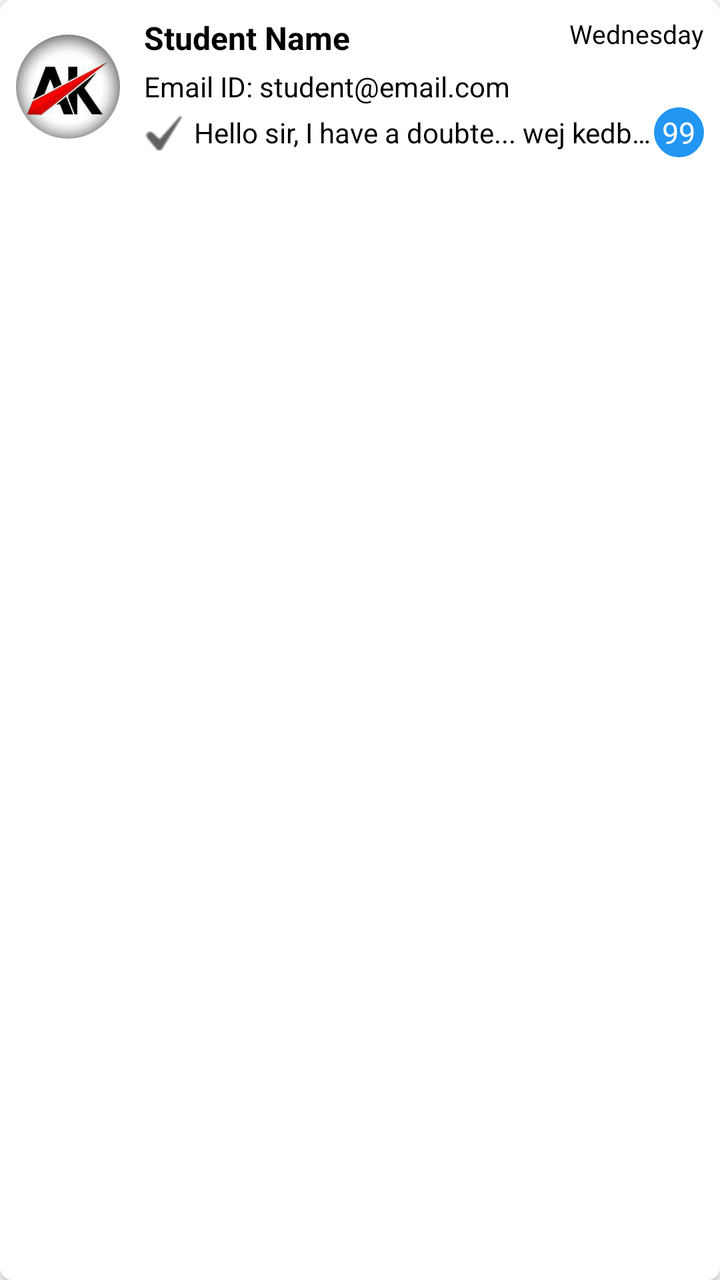
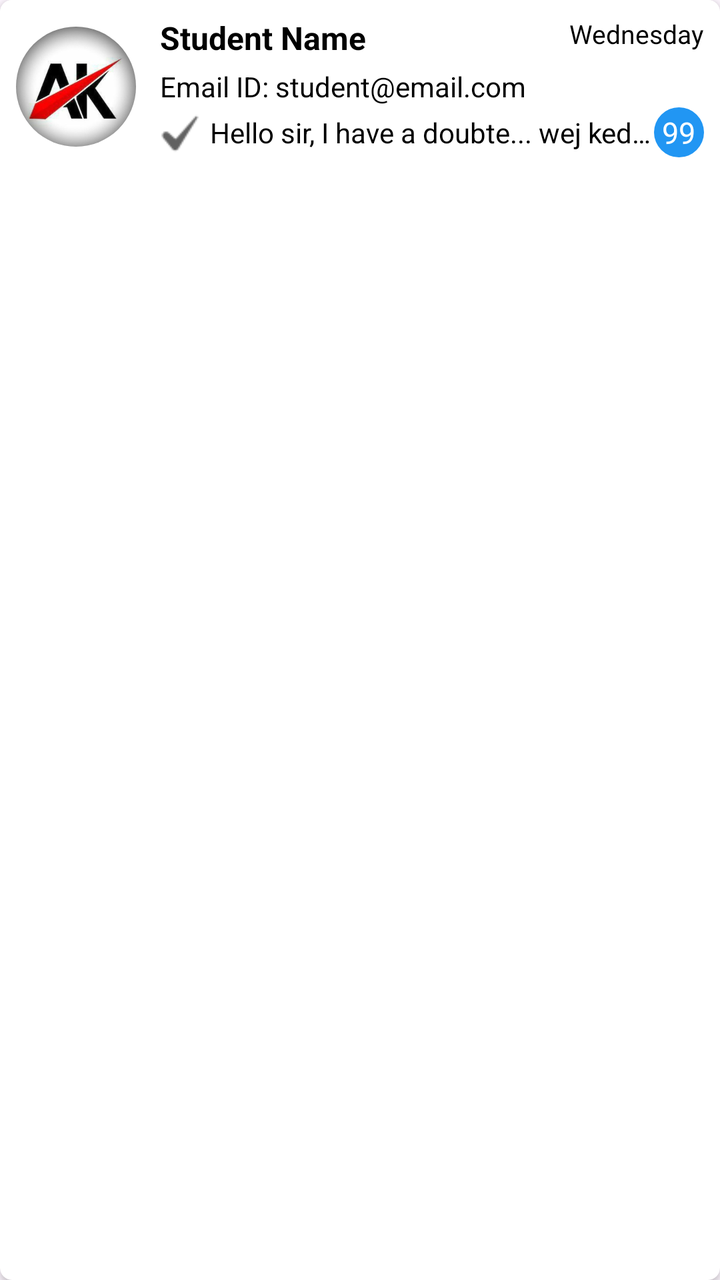

Screens rendered from an Android XML layout before and after an edit, with the pre-edit source and the edit as a unified diff.
<!-- AndroidManifest.xml: application theme Theme.TSTAR -->
<!-- res/layout/tstudentchatview.xml -->
<?xml version="1.0" encoding="utf-8"?>
<androidx.cardview.widget.CardView xmlns:android="http://schemas.android.com/apk/res/android"
    xmlns:app="http://schemas.android.com/apk/res-auto"
    xmlns:tools="http://schemas.android.com/tools"
    android:layout_width="match_parent"
    android:layout_height="wrap_content"
    android:layout_margin="4dp"
    android:background="@color/white"
    app:cardElevation="2dp"
    app:cardCornerRadius="6dp">

    <androidx.constraintlayout.widget.ConstraintLayout
        android:layout_width="match_parent"
        android:layout_height="wrap_content"
        android:background="@color/white"
        android:padding="8dp">

        
        <ImageView
            android:id="@+id/imgStudent"
            android:layout_width="52dp"
            android:layout_height="52dp"
            android:background="@drawable/tcircle_shape"
            android:clipToOutline="true"
            android:scaleType="centerCrop"
            android:src="@drawable/taklogo"
            app:layout_constraintStart_toStartOf="parent"
            app:layout_constraintTop_toTopOf="parent"
            app:layout_constraintBottom_toBottomOf="parent" />

        
        <TextView
            android:id="@+id/tvStudentName"
            android:layout_width="0dp"
            android:layout_height="wrap_content"
            android:layout_marginStart="12dp"
            android:text="Student Name"
            android:maxLength="40"
            android:textColor="@color/black"
            android:textSize="16sp"
            android:textStyle="bold"
            android:maxLines="1"
            android:ellipsize="end"
            app:layout_constraintStart_toEndOf="@id/imgStudent"
            app:layout_constraintEnd_toStartOf="@id/tvTime"
            app:layout_constraintTop_toTopOf="parent" />

        
        <TextView
            android:id="@+id/tvTime"
            android:layout_width="wrap_content"
            android:layout_height="wrap_content"
            android:text="Wednesday"
            android:textColor="@color/black"
            android:textSize="13sp"
            android:maxLines="1"
            app:layout_constraintEnd_toEndOf="parent"
            app:layout_constraintTop_toTopOf="@id/tvStudentName" />

        
        <TextView
            android:id="@+id/tvStudentEmail"
            android:layout_width="0dp"
            android:layout_height="wrap_content"
            android:layout_marginStart="12dp"
            android:layout_marginTop="4dp"
            android:text="Email ID: student@email.com"
            android:textColor="@color/black"
            android:textSize="14sp"
            android:maxLines="1"
            android:ellipsize="end"
            app:layout_constraintStart_toEndOf="@id/imgStudent"
            app:layout_constraintEnd_toEndOf="parent"
            app:layout_constraintTop_toBottomOf="@id/tvStudentName" />

        

        <ImageView
            android:id="@+id/imgTick"
            android:layout_width="20dp"
            android:layout_height="20dp"
            android:layout_marginStart="12dp"
            android:layout_marginTop="4dp"
            android:src="@drawable/tsingle_tick"
            app:tint="@color/dark_greay"
            app:layout_constraintStart_toEndOf="@+id/imgStudent"
            app:layout_constraintTop_toBottomOf="@+id/tvStudentEmail"
            />

        <TextView
            android:id="@+id/tvMsg"
            android:layout_width="0dp"
            android:layout_height="wrap_content"
            android:layout_marginTop="4dp"
            android:layout_marginStart="5dp"
            android:ellipsize="end"
            android:maxLength="40"
            android:maxLines="1"
            android:text="Hello sir, I have a doubte... wej kedbwk ekjkwe kejbd wedjkewb d"
            android:textColor="@color/black"
            android:textSize="14sp"
            app:layout_constraintEnd_toStartOf="@id/tvMsgNo"
            app:layout_constraintStart_toEndOf="@+id/imgTick"
            app:layout_constraintTop_toBottomOf="@id/tvStudentEmail" />



        
        <TextView
            android:id="@+id/tvMsgNo"
            android:layout_width="25dp"
            android:layout_height="25dp"
            android:text="99"
            android:textColor="@color/white"
            android:textSize="15sp"
            android:gravity="center"
            android:background="@drawable/msg_badge_bg"
            app:layout_constraintStart_toEndOf="@id/tvMsg"
            app:layout_constraintEnd_toEndOf="parent"
            app:layout_constraintTop_toTopOf="@id/tvMsg"
            app:layout_constraintBottom_toBottomOf="@id/tvMsg"
            android:visibility="visible"/>

    </androidx.constraintlayout.widget.ConstraintLayout>

</androidx.cardview.widget.CardView>
<!-- resources referenced by this layout -->
<resources>
  <color name="black">#FF000000</color>
  <color name="dark_greay">#616161</color>
  <color name="white">#FFFFFF</color>
  <!-- drawable msg_badge_bg (drawable) -->
  <?xml version="1.0" encoding="utf-8"?>
  <shape xmlns:android="http://schemas.android.com/apk/res/android"
      android:shape="oval">
      <solid android:color="#2196F3" />
  </shape>
  <!-- drawable taklogo: jpg bitmap (drawable, 49255 bytes) -->
  <!-- drawable tcircle_shape (drawable) -->
  <?xml version="1.0" encoding="utf-8"?>
  <shape xmlns:android="http://schemas.android.com/apk/res/android"
      android:shape="oval">
  
      <solid android:color="@android:color/transparent" /> 
      <stroke android:width="10sp" android:color="@color/white"/>
  </shape>
  <!-- drawable tsingle_tick: png bitmap (drawable, 648 bytes) -->
  <style name="Theme.TSTAR" parent="Base.Theme.TSTAR" />
  <style name="Base.Theme.TSTAR" parent="Theme.Material3.DayNight.NoActionBar">
          
          
      </style>
</resources>

<!-- the commit's change to res/layout/tstudentchatview.xml (unified diff, before → after) -->
@@ -18,8 +18,8 @@
         
         <ImageView
             android:id="@+id/imgStudent"
-            android:layout_width="52dp"
-            android:layout_height="52dp"
+            android:layout_width="60dp"
+            android:layout_height="60dp"
             android:background="@drawable/tcircle_shape"
             android:clipToOutline="true"
             android:scaleType="centerCrop"
